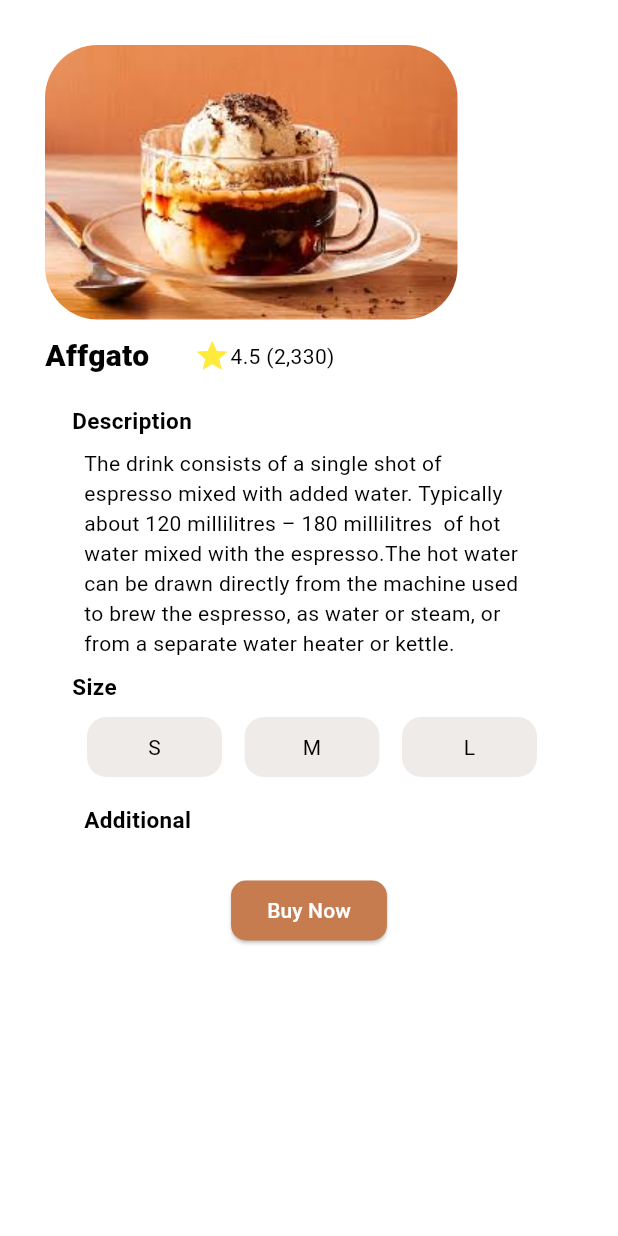
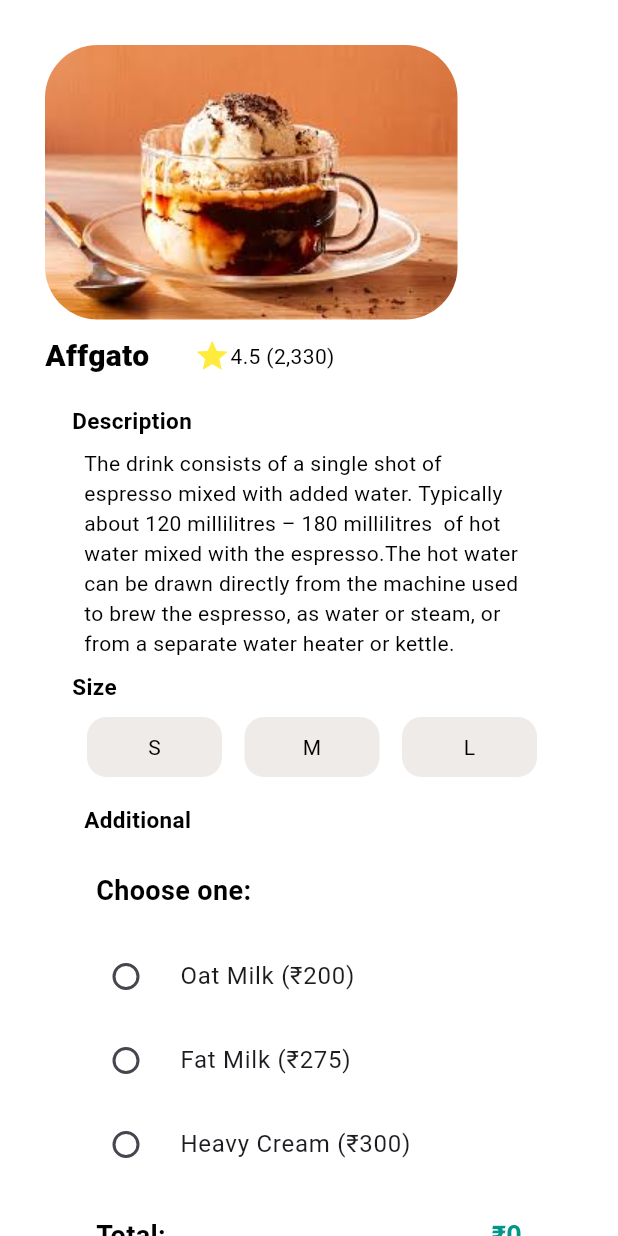
Before and after one commit to SoumirimaGhorai/Coffee_Shop, a Flutter app: the ColdCoffeeInformationPage screen opened directly, on a phone screen of 412 x 824 dp. Run offline on Flutter 3.47's test engine with Material 3 defaults, Android fonts, the light colour scheme and no system bars; our stand-ins replace shared_preferences; accounts and stored records are empty.

Commit message:
Coffee details

```diff
--- a/lib/core/widgets/cold_coffee_information_page.dart
+++ b/lib/core/widgets/cold_coffee_information_page.dart
@@ -2,6 +2,7 @@ import 'package:flutter/material.dart';
 import 'package:provider/provider.dart';
 
 //import '../../view_models/get_provider_app_controller.dart';
+import '../../view_models/get_provider_app_controller.dart';
 import '../themes/app_colors.dart';
 
 class ColdCoffeeInformationPage extends StatelessWidget {
@@ -12,6 +13,7 @@ class ColdCoffeeInformationPage extends StatelessWidget {
 
   @override
   Widget build(BuildContext context) {
+    final getProvider = Provider.of<GetProvider>(context);
     return Scaffold(
         body: SingleChildScrollView(
             child: Padding(
@@ -136,65 +138,68 @@ class ColdCoffeeInformationPage extends StatelessWidget {
 
                           //-----------------------additional---------------------------------------------------//
 
-                          // Consumer<GetProvider>(
-                          //   builder: (context, provider, child) {
-                          //     return Column(
-                          //       children: [
-                          //         Row(
-                          //           children: [
-                          //             Transform.scale(
-                          //               scale: 0.7,
-                          //               child: Switch(
-                          //                 value: provider.isOatMilkSelected,
-                          //                 onChanged: provider.toggleOatMilk,
-                          //                 activeColor: AppColors.buttonColor,
-                          //               ),
-                          //             ),
-                          //             Text('Oat Milk'),
-                          //             SizedBox(
-                          //               width: 180,
-                          //             ),
-                          //             Text('\u20B9200')
-                          //           ],
-                          //         ),
-                          //         Row(
-                          //           children: [
-                          //             Transform.scale(
-                          //               scale: 0.7,
-                          //               child: Switch(
-                          //                 value: provider.isFatMilkSelected,
-                          //                 onChanged: provider.toggleFatMilk,
-                          //                 activeColor: AppColors.buttonColor,
-                          //               ),
-                          //             ),
-                          //             Text('Fat Milk'),
-                          //             SizedBox(
-                          //               width: 180,
-                          //             ),
-                          //             Text('\u20B9275')
-                          //           ],
-                          //         ),
-                          //         Row(
-                          //           children: [
-                          //             Transform.scale(
-                          //               scale: 0.7,
-                          //               child: Switch(
-                          //                 value: provider.isCreamSelected,
-                          //                 onChanged: provider.toggleCream,
-                          //                 activeColor: AppColors.buttonColor,
-                          //               ),
-                          //             ),
-                          //             Text('Heavy Cream'),
-                          //             SizedBox(
-                          //               width: 145,
-                          //             ),
-                          //             Text('\u20B9300')
-                          //           ],
-                          //         ),
-                          //       ],
-                          //     );
-                          //   },
-                          // ),
+                          Consumer<GetProvider>(
+                            builder: (context, provider, child) {
+                              return Column(
+                                crossAxisAlignment: CrossAxisAlignment.start,
+                                children: [
+                                  const Padding(
+                                    padding: EdgeInsets.all(16.0),
+                                    child: Text(
+                                      "Choose one:",
+                                      style: TextStyle(fontSize: 18, fontWeight: FontWeight.bold),
+                                    ),
+                                  ),
+                                  RadioListTile<String>(
+                                    title: const Text("Oat Milk (₹200)"),
+                                    value: 'oat',
+                                    groupValue: getProvider.selectedMilk,
+                                    onChanged:getProvider.selectMilk,
+                                    activeColor: Colors.teal,
+                                    tileColor: Colors.transparent,
+                                  ),
+                                  RadioListTile<String>(
+                                    title: const Text("Fat Milk (₹275)"),
+                                    value: 'fat',
+                                    groupValue: getProvider.selectedMilk,
+                                    onChanged: getProvider.selectMilk,
+                                    activeColor: Colors.teal,
+                                    tileColor: Colors.transparent,
+                                  ),
+                                  RadioListTile<String>(
+                                    title: const Text("Heavy Cream (₹300)"),
+                                    value: 'cream',
+                                    groupValue: getProvider.selectedMilk,
+                                    onChanged: getProvider.selectMilk,
+                                    activeColor: Colors.teal,
+                                    tileColor: Colors.transparent,
+                                  ),
+                                  Container(
+                                    width: double.infinity,
+                                    padding: const EdgeInsets.symmetric(vertical: 20, horizontal: 16),
+                                    child: Row(
+                                      mainAxisAlignment: MainAxisAlignment.spaceBetween,
+                                      children: [
+                                        const Text(
+                                          "Total:",
+                                          style: TextStyle(fontSize: 18, fontWeight: FontWeight.bold),
+                                        ),
+                                        Text(
+                                          "₹${getProvider.totalPayment}",
+                                          style: const TextStyle(
+                                            fontSize: 18,
+                                            fontWeight: FontWeight.bold,
+                                            color: Colors.teal,
+                                          ),
+                                        ),
+                                      ],
+                                    ),
+                                  ),
+                                ],
+                              );
+                            },
+                          ),
+
 
                           //------------------------------switch button ,text and rate-----------------------------------------------------//
 
--- a/lib/data/model/coffee_details.dart
+++ b/lib/data/model/coffee_details.dart
@@ -4,8 +4,8 @@ class CoffeeDetails {
   String? coffeePrice;
   String? coffeeRating;
   String? imagePath;
-  String? isAddedToCart;
-  String? isFavourite;
+  // String? isAddedToCart;
+  // String? isFavourite;
 
   CoffeeDetails({
     this.coffeeId,
@@ -13,8 +13,8 @@ class CoffeeDetails {
     this.coffeePrice,
     this.coffeeRating,
     this.imagePath,
-    this.isAddedToCart,
-    this.isFavourite,
+    // this.isAddedToCart,
+    // this.isFavourite,
   });
 
   // Optional: Factory constructor to create from a map
@@ -25,8 +25,8 @@ class CoffeeDetails {
       coffeePrice: map['coffeePrice'] as String?,
       coffeeRating: map['coffeeRating'] as String?,
       imagePath: map['imagePath'] as String?,
-      isAddedToCart: map['isAddedToCart'] as String?,
-      isFavourite: map['isFavourite'] as String?,
+      // isAddedToCart: map['isAddedToCart'] as String?,
+      // isFavourite: map['isFavourite'] as String?,
     );
   }
 
@@ -38,8 +38,8 @@ class CoffeeDetails {
       'coffeePrice': coffeePrice,
       'coffeeRating': coffeeRating,
       'imagePath': imagePath,
-      'isAddedToCart': isAddedToCart,
-      'isFavourite': isFavourite,
+      // 'isAddedToCart': isAddedToCart,
+     // 'isFavourite': isFavourite,
     };
   }
 }
--- a/lib/view/favourite_page.dart
+++ b/lib/view/favourite_page.dart
@@ -26,7 +26,7 @@ class FavouritePage extends StatelessWidget {
             trailing: IconButton(
               icon: const Icon(Icons.delete, color: Colors.red),
               onPressed: () {
-                provider.removeFromFav(provider.favTitles[index]);
+                provider.removeFromFavourite(provider.favTitles[index]);
               },
             ),
           ),
--- a/lib/view/get_started.dart
+++ b/lib/view/get_started.dart
@@ -1,9 +1,6 @@
 import 'package:coffee_shop/core/constant/constant.dart';
 import 'package:coffee_shop/view/details_page.dart';
-import 'package:coffee_shop/view_models/get_provider_app_controller.dart';
 import 'package:flutter/material.dart';
-import 'package:provider/provider.dart';
-
 import '../core/themes/app_colors.dart';
 import 'login_page.dart';
 
--- a/lib/view_models/get_provider_app_controller.dart
+++ b/lib/view_models/get_provider_app_controller.dart
@@ -379,56 +379,225 @@ class GetProvider extends ChangeNotifier {
 
   //====================COFFEE'S PRICE CALCULATION ====================//
 
-  int clickTab = 0;
-  String _query = '';
-
-  final List<Map<String, String>> _coffeeList = [
-    {
-      "name": "Cappuccino",
-      "image": "lib/images/cappuccino.png",
-      "price": "175"
-    },
-    {"name": "Espresso", "image": "lib/images/espresso.png", "price": "150"},
-    {"name": "Americano", "image": "lib/images/americano.png", "price": "100"},
-    {"name": "Flat white", "image": "lib/images/flatwhite.png", "price": "110"},
-  ];
-
-  void updateQuery(String value) {
-    _query = value;
-    notifyListeners();
-  }
-
-  List<Map<String, String>> get filteredCoffees {
-    if (_query.isEmpty) return _coffeeList;
-    return _coffeeList
-        .where((coffee) =>
-        coffee["name"]!.toLowerCase().contains(_query.toLowerCase()))
-        .toList();
-  }
-
-  void openCoffeeDetails(BuildContext context, Map<String, String> coffee) {
-    Navigator.push(
-      context,
-      MaterialPageRoute(
-        builder: (_) =>
-            HotCoffeeInformationPage(
-              path: coffee['image']!,
-              name: coffee['name']!,
-            ),
-      ),
-    );
-  }
+  // int clickTab = 0;
+  // String _query = '';
+  //
+  // final List<Map<String, String>> _coffeeList = [
+  //   {
+  //     "name": "Cappuccino",
+  //     "image": "lib/images/cappuccino.png",
+  //     "price": "175"
+  //   },
+  //   {"name": "Espresso", "image": "lib/images/espresso.png", "price": "150"},
+  //   {"name": "Americano", "image": "lib/images/americano.png", "price": "100"},
+  //   {"name": "Flat white", "image": "lib/images/flatwhite.png", "price": "110"},
+  // ];
+  //
+  // void updateQuery(String value) {
+  //   _query = value;
+  //   notifyListeners();
+  // }
+  //
+  // List<Map<String, String>> get filteredCoffees {
+  //   if (_query.isEmpty) return _coffeeList;
+  //   return _coffeeList
+  //       .where((coffee) =>
+  //       coffee["name"]!.toLowerCase().contains(_query.toLowerCase()))
+  //       .toList();
+  // }
+  //
+  // void openCoffeeDetails(BuildContext context, Map<String, String> coffee) {
+  //   Navigator.push(
+  //     context,
+  //     MaterialPageRoute(
+  //       builder: (_) =>
+  //           HotCoffeeInformationPage(
+  //             path: coffee['image']!,
+  //             name: coffee['name']!,
+  //           ),
+  //     ),
+  //   );
+  // }
 
 //==================== SEARCH FEATURE ====================//
 
+  // List<String> cartTitles = [];
+  // List<String> cartImages = [];
+  //
+  // GetProvider() {
+  //   loadCart();
+  //   loadFavourites();
+  // }
+  //
+  // Future<void> loadCart() async {
+  //   final prefs = await SharedPreferences.getInstance();
+  //   cartTitles = prefs.getStringList('cartTitles') ?? [];
+  //   cartImages = prefs.getStringList('cartImages') ?? [];
+  //   notifyListeners();
+  // }
+  //
+  // Future<void> addToCart(String title, String path) async {
+  //   if (!cartTitles.contains(title)) {
+  //     cartTitles.add(title);
+  //     cartImages.add(path);
+  //     final prefs = await SharedPreferences.getInstance();
+  //     prefs.setStringList('cartTitles', cartTitles);
+  //     prefs.setStringList('cartImages', cartImages);
+  //     notifyListeners();
+  //   }
+  // }
+  //
+  // Future<void> removeFromCart(String title) async {
+  //   int index = cartTitles.indexOf(title);
+  //   if (index != -1) {
+  //     cartTitles.removeAt(index);
+  //     cartImages.removeAt(index);
+  //     final prefs = await SharedPreferences.getInstance();
+  //     prefs.setStringList('cartTitles', cartTitles);
+  //     prefs.setStringList('cartImages', cartImages);
+  //     notifyListeners();
+  //   }
+  // }
+  //
+  // bool isAdded(String title) => cartTitles.contains(title);
+  // // ------------------ CART ------------------ //
+  //
+  // List<String> favTitles = [];
+  // List<String> favImages = [];
+  //
+  // Future<void> loadFavourites() async {
+  //   final prefs = await SharedPreferences.getInstance();
+  //   favTitles = prefs.getStringList('favTitles') ?? [];
+  //   favImages = prefs.getStringList('favImages') ?? [];
+  //   notifyListeners();
+  // }
+  //
+  // Future<void> addToFav(String title, String path) async {
+  //   if (!favTitles.contains(title)) {
+  //     favTitles.add(title);
+  //     favImages.add(path);
+  //     final prefs = await SharedPreferences.getInstance();
+  //     prefs.setStringList('favTitles', favTitles);
+  //     prefs.setStringList('favImages', favImages);
+  //     notifyListeners();
+  //   }
+  // }
+  //
+  // Future<void> removeFromFav(String title) async {
+  //   int index = favTitles.indexOf(title);
+  //   if (index != -1) {
+  //     favTitles.removeAt(index);
+  //     favImages.removeAt(index);
+  //     final prefs = await SharedPreferences.getInstance();
+  //     prefs.setStringList('favTitles', favTitles);
+  //     prefs.setStringList('favImages', favImages);
+  //     notifyListeners();
+  //   }
+  // }
+  // bool isFav(String title) => favTitles.contains(title);
+
+// ------------------ FAVOURITE ------------------ //
+
+
+  // 🟢 Coffee details list (main data)
+  final List<CoffeeDetails> coffeeList = [
+    CoffeeDetails(
+      coffeeId: '1',
+      coffeeName: 'Americano',
+      coffeePrice: '₹180',
+      coffeeRating: '4.5',
+      imagePath: 'lib/images/americano.png',
+      // isAddedToCart: 'false',
+      // isFavourite: 'false',
+    ),
+    CoffeeDetails(
+      coffeeId: '2',
+      coffeeName: 'Caffee Macchiato',
+      coffeePrice: '₹200',
+      coffeeRating: '4.6',
+      imagePath: 'lib/images/caffeemacchiato.png',
+      // isAddedToCart: 'false',
+      // isFavourite: 'false',
+    ),
+    CoffeeDetails(
+      coffeeId: '3',
+      coffeeName: 'Cappuccino',
+      coffeePrice: '₹190',
+      coffeeRating: '4.8',
+      imagePath: 'lib/images/cappuccino.png',
+      //  isAddedToCart: 'false',
+      // isFavourite: 'false',
+    ),
+    CoffeeDetails(
+      coffeeId: '4',
+      coffeeName: 'Espresso',
+      coffeePrice: '₹160',
+      coffeeRating: '4.4',
+      imagePath: 'lib/images/espresso.png',
+      // isAddedToCart: 'false',
+      // isFavourite: 'false',
+    ),
+    CoffeeDetails(
+      coffeeId: '5',
+      coffeeName: 'Flat White',
+      coffeePrice: '₹210',
+      coffeeRating: '4.7',
+      imagePath: 'lib/images/flatwhite.png',
+      // isAddedToCart: 'false',
+      // isFavourite: 'false',
+    ),
+    CoffeeDetails(
+      coffeeId: '6',
+      coffeeName: 'Latte',
+      coffeePrice: '₹220',
+      coffeeRating: '4.9',
+      imagePath: 'lib/images/latte.png',
+      // isAddedToCart: 'false',
+      // isFavourite: 'false',
+    ),
+    CoffeeDetails(
+      coffeeId: '7',
+      coffeeName: 'Long Black',
+      coffeePrice: '₹170',
+      coffeeRating: '4.3',
+      imagePath: 'lib/images/longblack.png',
+      // isAddedToCart: 'false',
+      // isFavourite: 'false',
+    ),
+    CoffeeDetails(
+      coffeeId: '8',
+      coffeeName: 'Mocha',
+      coffeePrice: '₹230',
+      coffeeRating: '4.8',
+      imagePath: 'lib/images/mocha.png',
+      // isAddedToCart: 'false',
+      // isFavourite: 'false',
+    ),
+  ];
+
+  // 🟣 Getter for coffee list
+  List<CoffeeDetails> get coffeeList1 => coffeeList;
   List<String> cartTitles = [];
   List<String> cartImages = [];
+// -------------------- CART --------------------
 
+ //List<String> get cartTitles => _cartTitles;
+  //List<String> get cartImages => _cartImages;
+
+  // -------------------- FAVOURITES --------------------
+  List<String> favTitles = [];
+  List<String> favImages = [];
+
+  //List<String> get favTitles => _favTitles;
+ // List<String> get favImages => _favImages;
+
+  // -------------------- INITIALIZATION --------------------
   GetProvider() {
     loadCart();
     loadFavourites();
   }
 
+  // -------------------- CART METHODS --------------------
   Future<void> loadCart() async {
     final prefs = await SharedPreferences.getInstance();
     cartTitles = prefs.getStringList('cartTitles') ?? [];
@@ -460,11 +629,17 @@ class GetProvider extends ChangeNotifier {
   }
 
   bool isAdded(String title) => cartTitles.contains(title);
-  // ------------------ CART ------------------ //
 
-  List<String> favTitles = [];
-  List<String> favImages = [];
+  // Future<void> clearCart() async {
+  //   cartTitles.clear();
+  //   cartImages.clear();
+  //   final prefs = await SharedPreferences.getInstance();
+  //   prefs.remove('cartTitles');
+  //   prefs.remove('cartImages');
+  //   notifyListeners();
+  // }
 
+  // -------------------- FAVOURITE METHODS --------------------
   Future<void> loadFavourites() async {
     final prefs = await SharedPreferences.getInstance();
     favTitles = prefs.getStringList('favTitles') ?? [];
@@ -472,7 +647,7 @@ class GetProvider extends ChangeNotifier {
     notifyListeners();
   }
 
-  Future<void> addToFav(String title, String path) async {
+  Future<void> addToFavourite(String title, String path) async {
     if (!favTitles.contains(title)) {
       favTitles.add(title);
       favImages.add(path);
@@ -483,9 +658,9 @@ class GetProvider extends ChangeNotifier {
     }
   }
 
-  Future<void> removeFromFav(String title) async {
+  Future<void> removeFromFavourite(String title) async {
     int index = favTitles.indexOf(title);
-    if (index != -1) {
+    if (index !=1) {
       favTitles.removeAt(index);
       favImages.removeAt(index);
       final prefs = await SharedPreferences.getInstance();
@@ -494,100 +669,29 @@ class GetProvider extends ChangeNotifier {
       notifyListeners();
     }
   }
+
   bool isFav(String title) => favTitles.contains(title);
 
-// ------------------ FAVOURITE ------------------ //
+  // Future<void> clearFavourites() async {
+  //   _favTitles.clear();
+  //   _favImages.clear();
+  //   final prefs = await SharedPreferences.getInstance();
+  //   prefs.remove('favTitles');
+  //   prefs.remove('favImages');
+  //   notifyListeners();
+  }
 
-
-  // 🟢 Coffee details list (main data)
-  final List<CoffeeDetails> coffeeList = [
-  CoffeeDetails(
-  coffeeId: '1',
-  coffeeName: 'Americano',
-  coffeePrice: '₹180',
-  coffeeRating: '4.5',
-  imagePath: 'lib/images/americano.png',
-   isAddedToCart: 'false',
-   isFavourite: 'false',
-  ),
-  CoffeeDetails(
-  coffeeId: '2',
-  coffeeName: 'Caffee Macchiato',
-  coffeePrice: '₹200',
-  coffeeRating: '4.6',
-  imagePath: 'lib/images/caffeemacchiato.png',
-   isAddedToCart: 'false',
-   isFavourite: 'false',
-  ),
-  CoffeeDetails(
-  coffeeId: '3',
-  coffeeName: 'Cappuccino',
-  coffeePrice: '₹190',
-  coffeeRating: '4.8',
-  imagePath: 'lib/images/cappuccino.png',
-   isAddedToCart: 'false',
-  isFavourite: 'false',
-  ),
-  CoffeeDetails(
-  coffeeId: '4',
-  coffeeName: 'Espresso',
-  coffeePrice: '₹160',
-  coffeeRating: '4.4',
-  imagePath: 'lib/images/espresso.png',
-  isAddedToCart: 'false',
-  isFavourite: 'false',
-  ),
-  CoffeeDetails(
-  coffeeId: '5',
-  coffeeName: 'Flat White',
-  coffeePrice: '₹210',
-  coffeeRating: '4.7',
-  imagePath: 'lib/images/flatwhite.png',
-  isAddedToCart: 'false',
-  isFavourite: 'false',
-  ),
-  CoffeeDetails(
-  coffeeId: '6',
-  coffeeName: 'Latte',
-  coffeePrice: '₹220',
-  coffeeRating: '4.9',
-  imagePath: 'lib/images/latte.png',
-  isAddedToCart: 'false',
-  isFavourite: 'false',
-  ),
-  CoffeeDetails(
-  coffeeId: '7',
-  coffeeName: 'Long Black',
-  coffeePrice: '₹170',
-  coffeeRating: '4.3',
-  imagePath: 'lib/images/longblack.png',
-  isAddedToCart: 'false',
-  isFavourite: 'false',
-  ),
-  CoffeeDetails(
-  coffeeId: '8',
-  coffeeName: 'Mocha',
-  coffeePrice: '₹230',
-  coffeeRating: '4.8',
-  imagePath: 'lib/images/mocha.png',
-  isAddedToCart: 'false',
-  isFavourite: 'false',
-  ),
-  ];
-
-  // 🟣 Getter for coffee list
-  List<CoffeeDetails> get coffeeList1 => coffeeList;
-
-  // 🟢 Toggle favourite
-  // void toggleFavourite(String coffeeId) {
-  // final index = _coffeeList.indexWhere((c) => c.coffeeId == coffeeId);
-  // if (index != -1) {
-  // _coffeeList[index].isFavourite =
-  // _coffeeList[index].isFavourite == 'true' ? 'false' : 'true';
-  // notifyListeners();
-  // }
-
-
+  // -------------------- COFFEE DETAILS PAGE --------------------
+  void openCoffeeDetails(BuildContext context, CoffeeDetails coffee) {
+    Navigator.push(
+      context,
+      MaterialPageRoute(
+        builder: (_) => HotCoffeeInformationPage(
+          path: coffee.imagePath ?? '',
+          name: coffee.coffeeName ?? '',
+        ),
+      ),
+    );
 
 
   }
```
Also changed, not shown: lib/core/widgets/app_widgets.dart (+4 -4 lines), lib/view/cart_page.dart (+6 -6 lines), lib/view/details_page.dart (+32 -16 lines), pubspec.lock, 3 other files.
